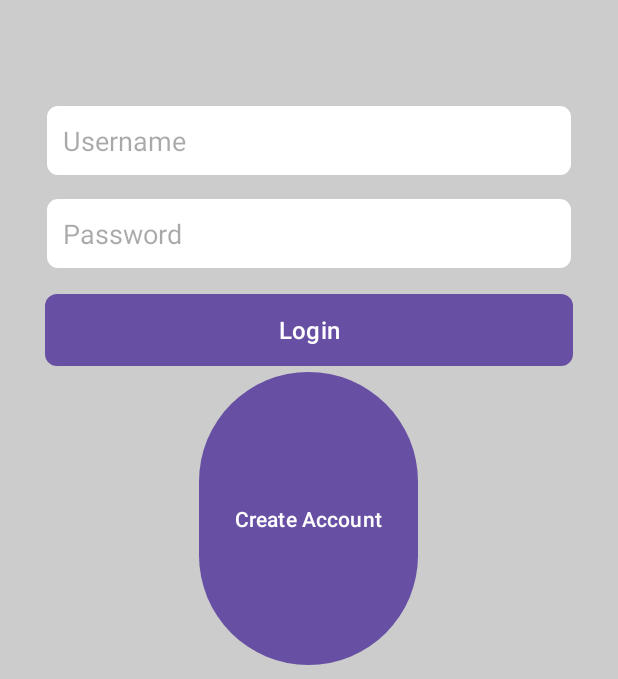
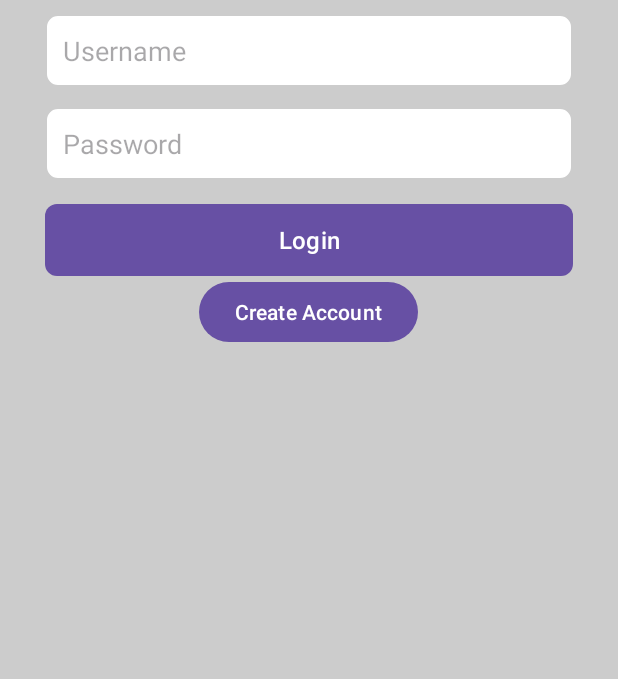
Before and after one commit to ChristianRSena/Statusphere, an Android app: the screen it shows after launch (LoginActivity), on a phone screen of 412 x 824 dp, the part 557-1236 px from its top. Run offline under Robolectric (Android 15) with nearby library versions, the phone set to English and light mode, and no system bars.

Commit message:
Further Scaling Changes (Login)

```diff
--- a/app/src/main/res/layout/activity_login.xml
+++ b/app/src/main/res/layout/activity_login.xml
@@ -20,8 +20,9 @@
         android:layout_height="wrap_content"
         android:layout_below="@id/imageViewLogo"
         android:layout_marginHorizontal="30dp"
-        android:layout_marginTop="69dp"
+        android:layout_marginTop="9dp"
         android:background="@drawable/edit_text_background"
+
 
         android:hint="Username"
         android:padding="12dp" />
@@ -68,7 +69,7 @@
         android:layout_below="@+id/buttonLogin"
         android:layout_width="wrap_content"
         android:layout_height="wrap_content"
-        android:layout_alignParentBottom="true"
+
         android:layout_centerHorizontal="true"
         android:layout_marginBottom="5dp"
 
```
Also changed, not shown: app/src/main/res/drawable/ic_user_2.png (added).
